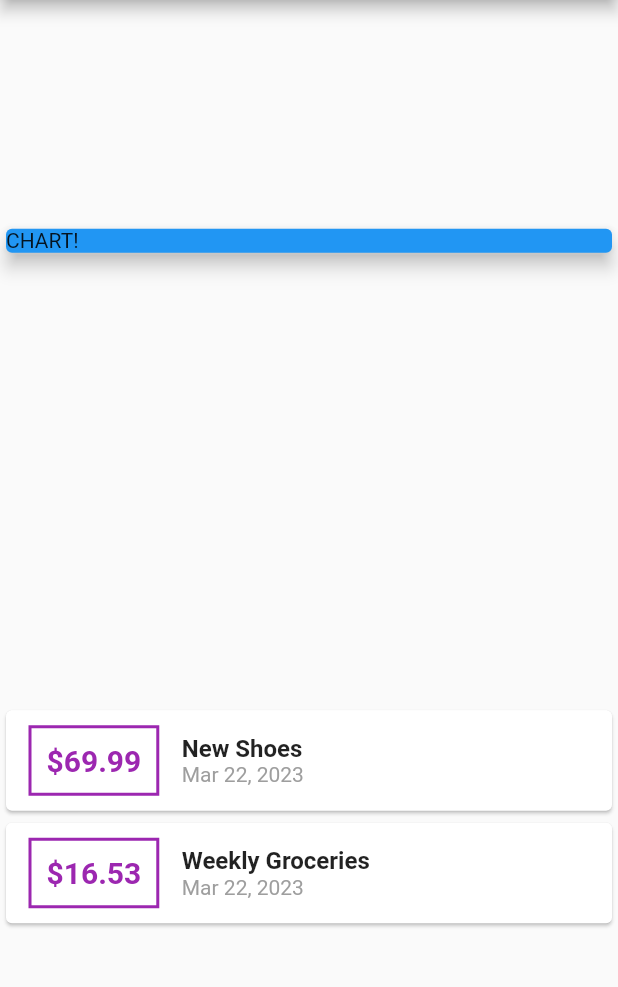
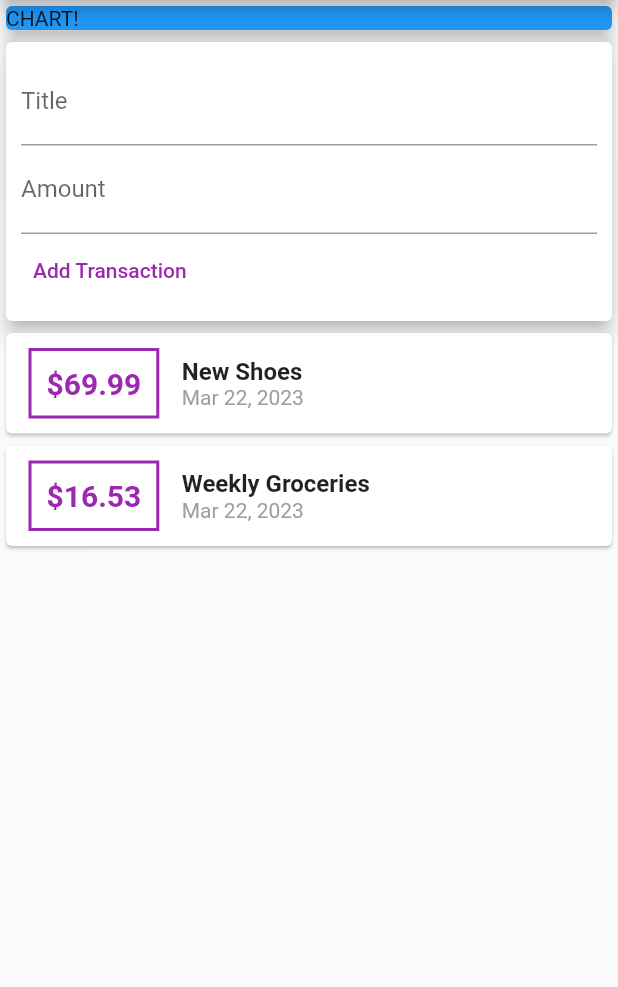
Before and after one commit to dieginin/expenses_app, a Flutter app: the screen it shows after launch, on a phone screen of 412 x 824 dp, the part 84-1071 px from its top. Run offline on Flutter 3.47's test engine with Material 2 defaults, Android fonts, the phone set to English and light mode, and no system bars.

Commit message:
Add transaction section added

```diff
--- a/lib/main.dart
+++ b/lib/main.dart
@@ -24,6 +24,9 @@ class MyApp extends StatelessWidget {
       )
     ];
 
+    final titleController = TextEditingController();
+    final amountController = TextEditingController();
+
     return MaterialApp(
       debugShowCheckedModeBanner: false,
       title: 'Expenses App',
@@ -32,8 +35,6 @@ class MyApp extends StatelessWidget {
           title: const Text('Expenses'),
         ),
         body: Column(
-          // crossAxisAlignment: CrossAxisAlignment.stretch,
-          mainAxisAlignment: MainAxisAlignment.spaceAround,
           children: [
             const SizedBox(
               width: double.infinity,
@@ -41,6 +42,30 @@ class MyApp extends StatelessWidget {
                 color: Colors.blue,
                 elevation: 5,
                 child: Text('CHART!'),
+              ),
+            ),
+            Card(
+              elevation: 5,
+              child: Padding(
+                padding: const EdgeInsets.all(10),
+                child: Column(
+                  crossAxisAlignment: CrossAxisAlignment.start,
+                  children: [
+                    TextField(
+                      controller: titleController,
+                      decoration: const InputDecoration(labelText: 'Title'),
+                    ),
+                    TextField(
+                      controller: amountController,
+                      decoration: const InputDecoration(labelText: 'Amount'),
+                    ),
+                    TextButton(
+                      style: TextButton.styleFrom(foregroundColor: Colors.purple),
+                      onPressed: () {},
+                      child: const Text('Add Transaction'),
+                    )
+                  ],
+                ),
               ),
             ),
             Column(
```
